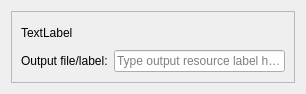
Qt form spine_items/exporter/ui/export_list_item.ui (spine-tools/spine-items) before a commit.
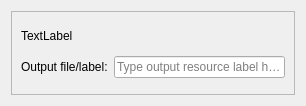
The same form after that commit. Custom widgets are drawn as their Qt base class.

```diff
--- a/spine_items/exporter/ui/export_list_item.ui
+++ b/spine_items/exporter/ui/export_list_item.ui
@@ -19,7 +19,7 @@
     <x>0</x>
     <y>0</y>
     <width>306</width>
-    <height>94</height>
+    <height>106</height>
    </rect>
   </property>
   <property name="windowTitle">
```
Left out of the diff: 14 changed lines with no effect on the pictures.
